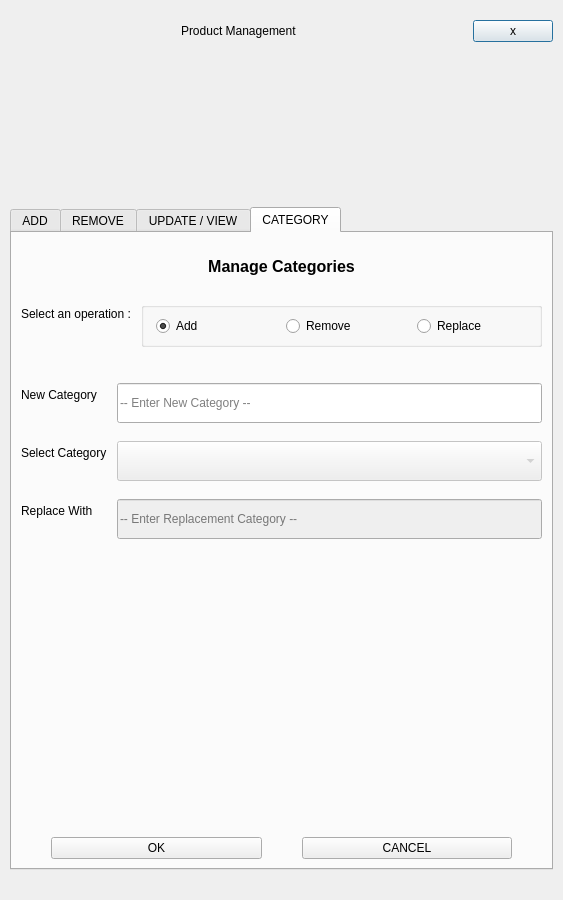
Qt form Project/ui/product_menu.ui (Selvam-T/POS) before a commit.
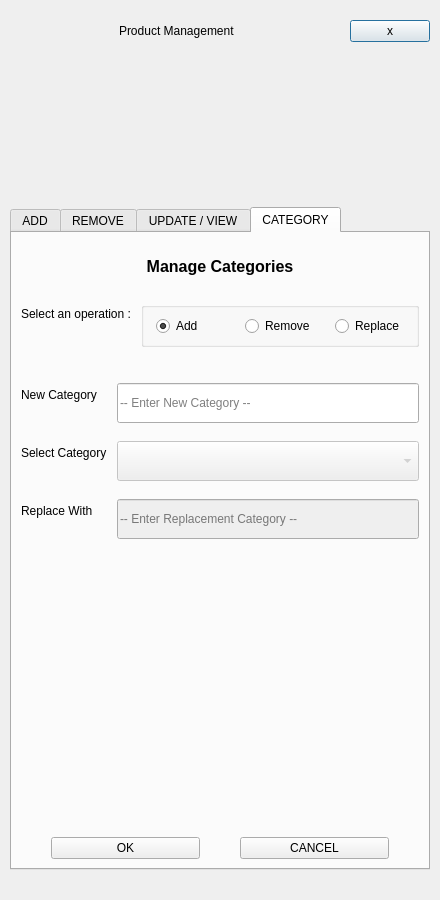
The same form after that commit.

Commit message: product_menu categories JSON source BAK overwrite old, instead of create new BAK with timestamp

```diff
--- a/Project/ui/product_menu.ui
+++ b/Project/ui/product_menu.ui
@@ -6,7 +6,7 @@
    <rect>
     <x>0</x>
     <y>0</y>
-    <width>563</width>
+    <width>440</width>
     <height>900</height>
    </rect>
   </property>
```
The commit also changes 2 other files.
